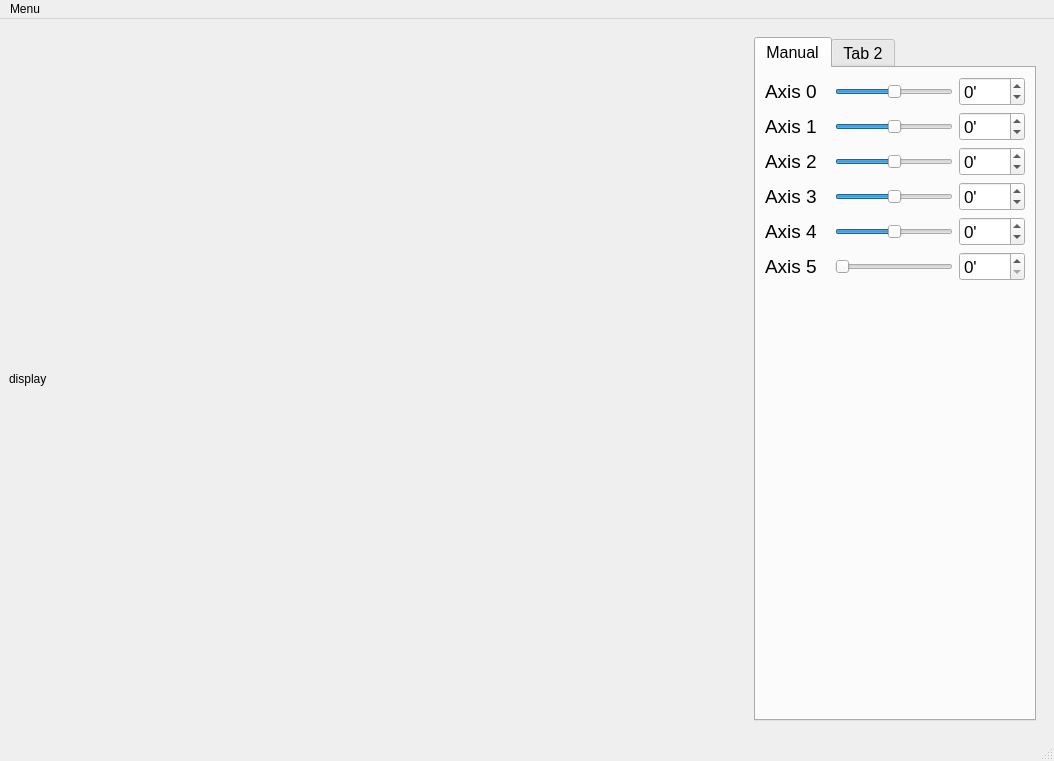
lixuan998/BotArm-Controller, file ui/mainwindow.ui: the form before one commit.
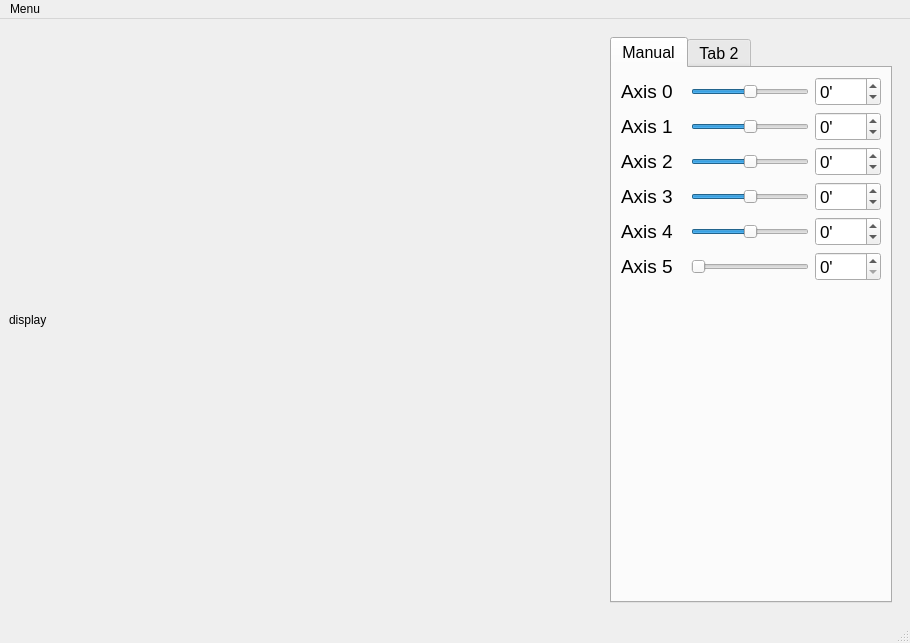
The form after the commit. The open tabs and pages were chosen to show the change.

Patch:
```diff
--- a/ui/mainwindow.ui
+++ b/ui/mainwindow.ui
@@ -6,8 +6,8 @@
    <rect>
     <x>0</x>
     <y>0</y>
-    <width>1054</width>
-    <height>761</height>
+    <width>910</width>
+    <height>643</height>
    </rect>
   </property>
   <property name="windowTitle">
@@ -29,6 +29,9 @@
         <height>16777215</height>
        </size>
       </property>
+      <property name="currentIndex">
+       <number>1</number>
+      </property>
       <widget class="QWidget" name="control_page">
        <layout class="QGridLayout" name="gridLayout_3">
         <item row="0" column="0">
@@ -51,7 +54,7 @@
            </font>
           </property>
           <property name="currentIndex">
-           <number>1</number>
+           <number>0</number>
           </property>
           <widget class="QWidget" name="manual_adjust">
            <attribute name="title">
@@ -60,6 +63,12 @@
            <layout class="QGridLayout" name="gridLayout_2">
             <item row="9" column="0">
              <widget class="QLabel" name="axis4_label">
+              <property name="minimumSize">
+               <size>
+                <width>0</width>
+                <height>25</height>
+               </size>
+              </property>
               <property name="maximumSize">
                <size>
                 <width>16777215</width>
@@ -81,6 +90,12 @@
             </item>
             <item row="5" column="4">
              <widget class="QSpinBox" name="axis3_spinbox">
+              <property name="minimumSize">
+               <size>
+                <width>0</width>
+                <height>25</height>
+               </size>
+              </property>
               <property name="font">
                <font>
                 <pointsize>13</pointsize>
@@ -99,6 +114,12 @@
             </item>
             <item row="4" column="3">
              <widget class="QSlider" name="axis2_slider">
+              <property name="minimumSize">
+               <size>
+                <width>0</width>
+                <height>25</height>
+               </size>
+              </property>
               <property name="font">
                <font>
                 <pointsize>14</pointsize>
@@ -117,6 +138,12 @@
             </item>
             <item row="5" column="3">
              <widget class="QSlider" name="axis3_slider">
+              <property name="minimumSize">
+               <size>
+                <width>0</width>
+                <height>25</height>
+               </size>
+              </property>
               <property name="font">
                <font>
                 <pointsize>14</pointsize>
@@ -133,23 +160,14 @@
               </property>
              </widget>
             </item>
-            <item row="9" column="3">
-             <widget class="QSlider" name="axis5_slider">
-              <property name="font">
-               <font>
-                <pointsize>14</pointsize>
-               </font>
-              </property>
-              <property name="maximum">
-               <number>120</number>
-              </property>
-              <property name="orientation">
-               <enum>Qt::Horizontal</enum>
-              </property>
-             </widget>
-            </item>
             <item row="5" column="0">
              <widget class="QLabel" name="axis3_label">
+              <property name="minimumSize">
+               <size>
+                <width>0</width>
+                <height>25</height>
+               </size>
+              </property>
               <property name="maximumSize">
                <size>
                 <width>16777215</width>
@@ -168,6 +186,12 @@
             </item>
             <item row="8" column="3">
              <widget class="QSlider" name="axis4_slider">
+              <property name="minimumSize">
+               <size>
+                <width>0</width>
+                <height>25</height>
+               </size>
+              </property>
               <property name="font">
                <font>
                 <pointsize>14</pointsize>
@@ -186,6 +210,12 @@
             </item>
             <item row="4" column="4">
              <widget class="QSpinBox" name="axis2_spinbox">
+              <property name="minimumSize">
+               <size>
+                <width>0</width>
+                <height>25</height>
+               </size>
+              </property>
               <property name="font">
                <font>
                 <pointsize>13</pointsize>
@@ -204,6 +234,12 @@
             </item>
             <item row="8" column="0" colspan="3">
              <widget class="QLabel" name="axis5_label">
+              <property name="minimumSize">
+               <size>
+                <width>0</width>
+                <height>25</height>
+               </size>
+              </property>
               <property name="maximumSize">
                <size>
                 <width>16777215</width>
@@ -222,6 +258,12 @@
             </item>
             <item row="8" column="4">
              <widget class="QSpinBox" name="axis4_spinbox">
+              <property name="minimumSize">
+               <size>
+                <width>0</width>
+                <height>25</height>
+               </size>
+              </property>
               <property name="font">
                <font>
                 <pointsize>13</pointsize>
@@ -240,6 +282,12 @@
             </item>
             <item row="4" column="0">
              <widget class="QLabel" name="axis2_label">
+              <property name="minimumSize">
+               <size>
+                <width>0</width>
+                <height>25</height>
+               </size>
+              </property>
               <property name="maximumSize">
                <size>
                 <width>16777215</width>
@@ -258,6 +306,12 @@
             </item>
             <item row="9" column="4">
              <widget class="QSpinBox" name="axis5_spinbox">
+              <property name="minimumSize">
+               <size>
+                <width>0</width>
+                <height>25</height>
+               </size>
+              </property>
               <property name="font">
                <font>
                 <pointsize>13</pointsize>
@@ -273,6 +327,12 @@
             </item>
             <item row="3" column="4">
              <widget class="QSpinBox" name="axis1_spinbox">
+              <property name="minimumSize">
+               <size>
+                <width>0</width>
+                <height>25</height>
+               </size>
+              </property>
               <property name="font">
                <font>
                 <pointsize>13</pointsize>
@@ -291,6 +351,12 @@
             </item>
             <item row="3" column="3">
              <widget class="QSlider" name="axis1_slider">
+              <property name="minimumSize">
+               <size>
+                <width>0</width>
+                <height>25</height>
+               </size>
+              </property>
               <property name="font">
                <font>
                 <pointsize>14</pointsize>
@@ -309,6 +375,12 @@
             </item>
             <item row="3" column="0">
              <widget class="QLabel" name="axis1_label">
+              <property name="minimumSize">
+               <size>
+                <width>0</width>
+                <height>25</height>
+               </size>
+              </property>
               <property name="maximumSize">
                <size>
                 <width>16777215</width>
@@ -327,6 +399,12 @@
             </item>
             <item row="2" column="4">
              <widget class="QSpinBox" name="axis0_spinbox">
+              <property name="minimumSize">
+               <size>
+                <width>0</width>
+                <height>25</height>
+               </size>
+              </property>
               <property name="font">
                <font>
                 <pointsize>13</pointsize>
@@ -348,6 +426,12 @@
             </item>
             <item row="2" column="3">
              <widget class="QSlider" name="axis0_slider">
+              <property name="minimumSize">
+               <size>
+                <width>0</width>
+                <height>25</height>
+               </size>
+              </property>
               <property name="font">
                <font>
                 <pointsize>14</pointsize>
@@ -366,6 +450,12 @@
             </item>
             <item row="2" column="0">
              <widget class="QLabel" name="axis0_label">
+              <property name="minimumSize">
+               <size>
+                <width>0</width>
+                <height>25</height>
+               </size>
+              </property>
               <property name="maximumSize">
                <size>
                 <width>16777215</width>
@@ -382,6 +472,27 @@
               </property>
              </widget>
             </item>
+            <item row="9" column="3">
+             <widget class="QSlider" name="axis5_slider">
+              <property name="minimumSize">
+               <size>
+                <width>0</width>
+                <height>25</height>
+               </size>
+              </property>
+              <property name="font">
+               <font>
+                <pointsize>14</pointsize>
+               </font>
+              </property>
+              <property name="maximum">
+               <number>120</number>
+              </property>
+              <property name="orientation">
+               <enum>Qt::Horizontal</enum>
+              </property>
+             </widget>
+            </item>
            </layout>
           </widget>
           <widget class="QWidget" name="tab_2">
@@ -411,16 +522,10 @@
              </property>
             </widget>
            </item>
-           <item row="3" column="1">
-            <widget class="QLabel" name="connect_status_label">
-             <property name="maximumSize">
-              <size>
-               <width>16777215</width>
-               <height>50</height>
-              </size>
-             </property>
+           <item row="0" column="1">
+            <widget class="QLineEdit" name="ip_lineEdit">
              <property name="text">
-              <string>Not Connected</string>
+              <string>127.0.0.1</string>
              </property>
             </widget>
            </item>
@@ -431,23 +536,45 @@
              </property>
             </widget>
            </item>
-           <item row="1" column="1">
-            <widget class="QLineEdit" name="port_lineEdit">
-             <property name="text">
-              <string/>
-             </property>
-            </widget>
-           </item>
-           <item row="0" column="1">
-            <widget class="QLineEdit" name="ip_lineEdit"/>
-           </item>
            <item row="2" column="1">
             <widget class="QPushButton" name="connect_btn">
+             <property name="minimumSize">
+              <size>
+               <width>10</width>
+               <height>0</height>
+              </size>
+             </property>
+             <property name="maximumSize">
+              <size>
+               <width>100</width>
+               <height>16777215</height>
+              </size>
+             </property>
              <property name="text">
               <string>Connect</string>
              </property>
             </widget>
            </item>
+           <item row="10" column="1">
+            <widget class="QLabel" name="connect_status_label">
+             <property name="maximumSize">
+              <size>
+               <width>16777215</width>
+               <height>50</height>
+              </size>
+             </property>
+             <property name="text">
+              <string>Not Connected</string>
+             </property>
+            </widget>
+           </item>
+           <item row="1" column="1">
+            <widget class="QLineEdit" name="port_lineEdit">
+             <property name="text">
+              <string>8080</string>
+             </property>
+            </widget>
+           </item>
           </layout>
          </widget>
         </item>
@@ -475,8 +602,8 @@
     <rect>
      <x>0</x>
      <y>0</y>
-     <width>1054</width>
-     <height>22</height>
+     <width>910</width>
+     <height>24</height>
     </rect>
    </property>
    <widget class="QMenu" name="menuMenu">
```
